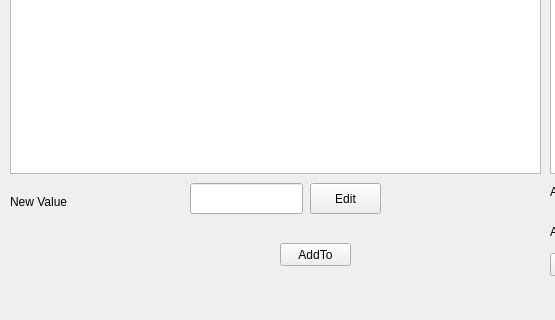
Qt form res/mainwindow.ui (simonows/phyer) before a commit; both pictures show x 0 to 555 and y 197 to 517 of the 1095 by 517 pixel window.
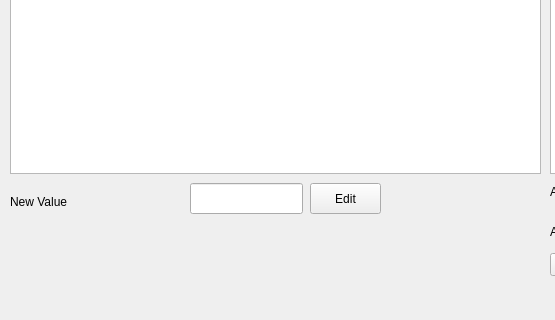
The same form after that commit.

```diff
--- a/res/mainwindow.ui
+++ b/res/mainwindow.ui
@@ -56,19 +56,6 @@
      <string>Del</string>
     </property>
    </widget>
-   <widget class="QPushButton" name="pushButton_4">
-    <property name="geometry">
-     <rect>
-      <x>280</x>
-      <y>440</y>
-      <width>71</width>
-      <height>23</height>
-     </rect>
-    </property>
-    <property name="text">
-     <string>AddTo</string>
-    </property>
-   </widget>
    <widget class="QPushButton" name="pushButton">
     <property name="geometry">
      <rect>
```
Left out of the diff: 4 changed lines with no effect on the pictures.
